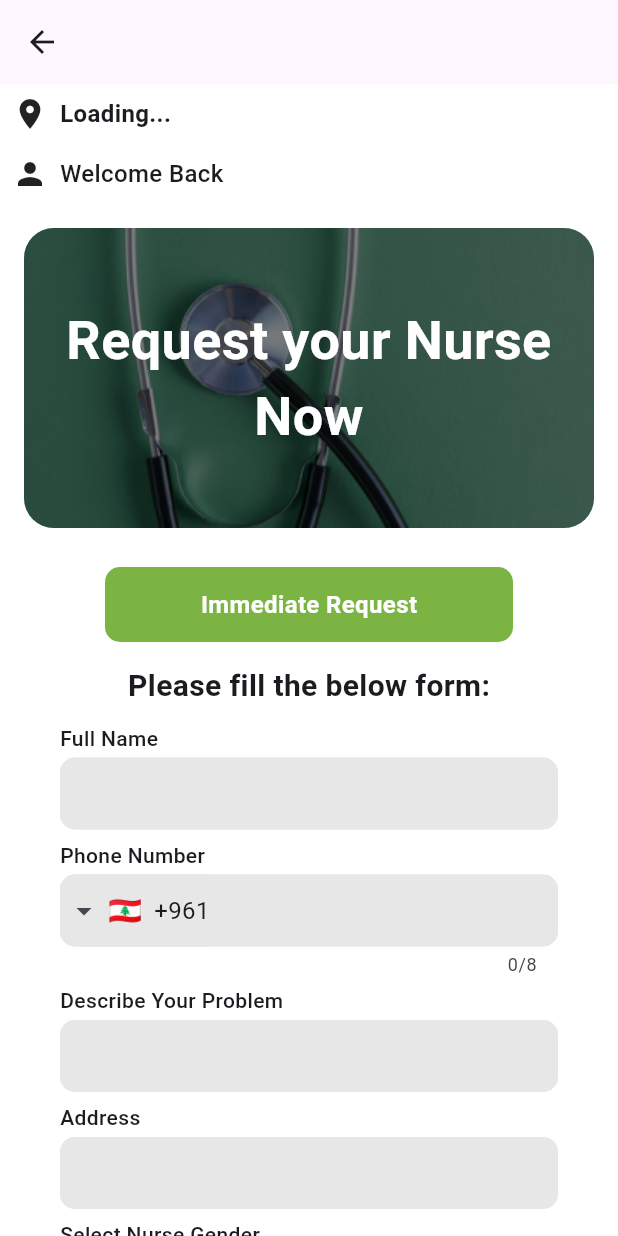
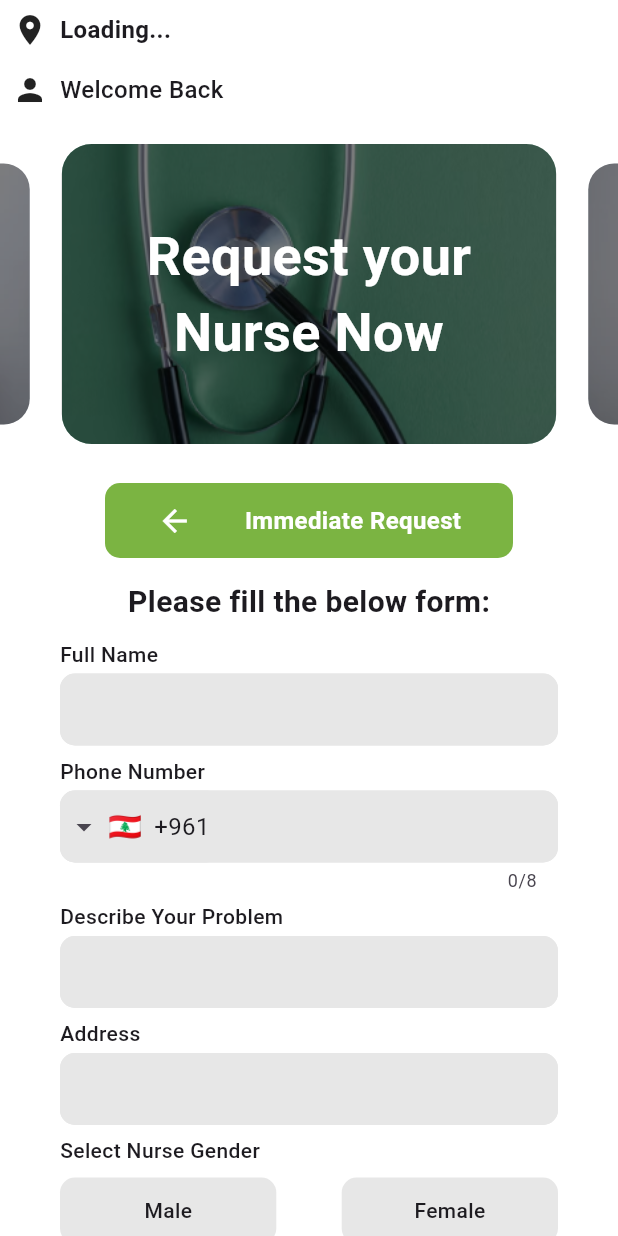
Before and after one commit to ZouheirN/nurse-app, a Flutter app: the HomePage screen opened directly, after a tap on "Immediate Request", on a phone screen of 412 x 824 dp. Run offline on Flutter 3.47's test engine with Material 3 defaults, Android fonts, the phone set to English and light mode, and no system bars; drawn by our look-alikes of carousel_slider, intl_phone_field; our stand-ins replace auto_size_text, bloc, dio, dropdown_button2, flutter_bloc, flutter_map and 10 more; missing offline and left inert: onesignal_flutter, pusher_channels_flutter; accounts and stored records are empty; network calls fail.

Commit message:
better home screen user experience

```diff
--- a/lib/components/second_button.dart
+++ b/lib/components/second_button.dart
@@ -3,8 +3,14 @@ import 'package:flutter/material.dart';
 class MySecondButton extends StatelessWidget {
   final Function()? onTap;
   final String buttonText;
+  final Icon? icon;
 
-  const MySecondButton({super.key, required this.onTap, required this.buttonText});
+  const MySecondButton({
+    super.key,
+    required this.onTap,
+    required this.buttonText,
+    this.icon,
+  });
 
   @override
   Widget build(BuildContext context) {
@@ -18,7 +24,11 @@ class MySecondButton extends StatelessWidget {
           borderRadius: BorderRadius.circular(10),
         ),
         child: Center(
-          child: Text(
+          child: Row(
+            mainAxisAlignment: MainAxisAlignment.spaceEvenly,
+            children: [
+              if (icon != null) icon!,
+              Text(
                 buttonText,
                 style: const TextStyle(
                   color: Colors.white,
@@ -26,6 +36,8 @@ class MySecondButton extends StatelessWidget {
                   fontSize: 16,
                 ),
               ),
+            ],
+          ),
         ),
       ),
     );
--- a/lib/main.dart
+++ b/lib/main.dart
@@ -64,8 +64,6 @@ class MyApp extends StatelessWidget {
         '/login': (context) => LoginPage(),
         '/signup': (context) => const SignupPage(),
         '/home': (context) => const Navbar(),
-        '/immediateRequest': (context) => const ImmediateRequestPage(),
-        '/makeAppointment': (context) => const MakeAppointmentPage(),
         '/pendingPage': (context) => const PendingPage(),
         '/verifySms': (context) {
           final args = ModalRoute.of(context)?.settings.arguments as Map;
--- a/lib/pages/user/home_page.dart
+++ b/lib/pages/user/home_page.dart
@@ -2,9 +2,19 @@ import 'package:carousel_slider/carousel_slider.dart';
 import 'package:flutter/material.dart';
 import 'package:nurse_app/components/header.dart';
 import 'package:nurse_app/components/second_button.dart';
+import 'package:nurse_app/pages/user/immediate_request_page.dart';
 
-class HomePage extends StatelessWidget {
+import 'make_appointment_page.dart';
+
+class HomePage extends StatefulWidget {
   const HomePage({super.key});
+
+  @override
+  State<HomePage> createState() => _HomePageState();
+}
+
+class _HomePageState extends State<HomePage> {
+  final ValueNotifier<String> _selectedOption = ValueNotifier('');
 
   @override
   Widget build(BuildContext context) {
@@ -86,16 +96,35 @@ class HomePage extends StatelessWidget {
                 ),
               ),
               const SizedBox(height: 10),
+              ValueListenableBuilder(
+                valueListenable: _selectedOption,
+                builder: (context, value, child) {
+                  if (value == 'immediate') {
+                    return ImmediateRequestPage(
+                      onBack: () {
+                        _selectedOption.value = '';
+                      },
+                    );
+                  } else if (value == 'appointment') {
+                    return MakeAppointmentPage(
+                      onBack: () {
+                        _selectedOption.value = '';
+                      },
+                    );
+                  }
+
+                  return Column(
+                    children: [
                       MySecondButton(
                         onTap: () {
-                  Navigator.pushNamed(context, '/immediateRequest');
+                          _selectedOption.value = 'immediate';
                         },
                         buttonText: 'Immediate Request',
                       ),
                       const SizedBox(height: 15),
                       MySecondButton(
                         onTap: () {
-                  Navigator.pushNamed(context, '/makeAppointment');
+                          _selectedOption.value = 'appointment';
                         },
                         buttonText: 'Make an Appointment',
                       ),
@@ -108,6 +137,10 @@ class HomePage extends StatelessWidget {
                         ),
                       ),
                     ],
+                  );
+                },
+              ),
+            ],
           ),
         ),
       ),
--- a/lib/pages/user/immediate_request_page.dart
+++ b/lib/pages/user/immediate_request_page.dart
@@ -1,7 +1,6 @@
 import 'package:flutter/material.dart';
 import 'package:flutter_bloc/flutter_bloc.dart';
 import 'package:nurse_app/components/gender_selection_field.dart';
-import 'package:nurse_app/components/header.dart';
 import 'package:nurse_app/components/labeled_textfield.dart';
 import 'package:nurse_app/components/loader.dart';
 import 'package:nurse_app/components/phone_number_field.dart';
@@ -14,7 +13,9 @@ import 'package:nurse_app/features/services/cubit/services_cubit.dart';
 import 'package:quickalert/quickalert.dart';
 
 class ImmediateRequestPage extends StatefulWidget {
-  const ImmediateRequestPage({super.key});
+  final Function onBack;
+
+  const ImmediateRequestPage({super.key, required this.onBack});
 
   @override
   State<ImmediateRequestPage> createState() => _ImmediateRequestPageState();
@@ -55,58 +56,26 @@ class _ImmediateRequestPageState extends State<ImmediateRequestPage> {
 
   @override
   Widget build(BuildContext context) {
-    return Scaffold(
-      backgroundColor: Colors.white,
-      appBar: AppBar(),
-      body: SafeArea(
+    return PopScope(
+      canPop: false,
+      onPopInvokedWithResult: (didPop, result) {
+        if (didPop) return;
+
+        widget.onBack();
+      },
       child: SingleChildScrollView(
         child: Column(
           crossAxisAlignment: CrossAxisAlignment.start,
           children: [
-              const Header(),
-              Padding(
-                padding: const EdgeInsets.all(16),
-                child: Column(
-                  crossAxisAlignment: CrossAxisAlignment.stretch,
-                  children: [
-                    Container(
-                      height: 200,
-                      width: 300,
-                      decoration: BoxDecoration(
-                        borderRadius: BorderRadius.circular(20),
-                        image: const DecorationImage(
-                          image: AssetImage('assets/images/image1.png'),
-                          fit: BoxFit.cover,
-                        ),
-                      ),
-                      child: Container(
-                        decoration: BoxDecoration(
-                          borderRadius: BorderRadius.circular(20),
-                          color: Colors.black.withOpacity(0.5),
-                        ),
-                        padding: const EdgeInsets.all(16),
-                        child: const Center(
-                          child: Text(
-                            'Request your Nurse Now',
-                            style: TextStyle(
-                              color: Colors.white,
-                              fontSize: 36,
-                              fontWeight: FontWeight.w700,
-                            ),
-                            textAlign: TextAlign.center,
-                          ),
-                        ),
-                      ),
-                    ),
-                  ],
-                ),
-              ),
-              const SizedBox(height: 10),
             MySecondButton(
               onTap: () {
-                  Navigator.pushNamed(context, '/home');
+                widget.onBack();
               },
               buttonText: 'Immediate Request',
+              icon: const Icon(
+                Icons.arrow_back,
+                color: Colors.white,
+              ),
             ),
             const SizedBox(height: 15),
             const Center(
@@ -172,8 +141,7 @@ class _ImmediateRequestPageState extends State<ImmediateRequestPage> {
                         runSpacing: 10,
                         children: services.map((service) {
                           return Padding(
-                              padding:
-                                  const EdgeInsets.symmetric(vertical: 5),
+                            padding: const EdgeInsets.symmetric(vertical: 5),
                             child: ServiceCard(
                               serviceId: service['id'],
                               imagePath: service['service_pic'] ??
@@ -186,8 +154,7 @@ class _ImmediateRequestPageState extends State<ImmediateRequestPage> {
                                   if (isSelected) {
                                     selectedServiceIds.add(service['id']);
                                   } else {
-                                      selectedServiceIds
-                                          .remove(service['id']);
+                                    selectedServiceIds.remove(service['id']);
                                   }
                                 });
                               },
@@ -243,7 +210,6 @@ class _ImmediateRequestPageState extends State<ImmediateRequestPage> {
           ],
         ),
       ),
-      ),
     );
   }
 }
```
Also changed, not shown: lib/pages/user/make_appointment_page.dart (+15 -47 lines). Lines whose indentation alone changed are shown as unchanged.
